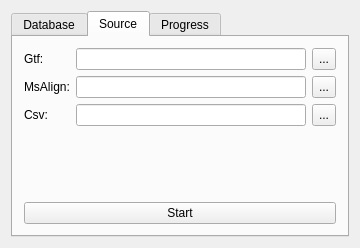
Above: snowmainwnd.ui from penguin806/BEYONDGBrowseDatabaseImport before the change. Below: the same form after it.
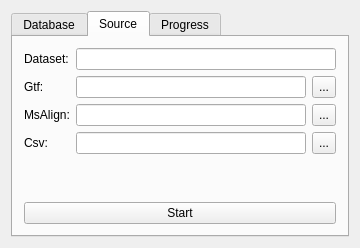
That is the form after the change. The open tabs and pages were chosen to show the change.

```diff
--- a/snowmainwnd.ui
+++ b/snowmainwnd.ui
@@ -138,13 +138,25 @@
       <attribute name="title">
        <string>Source</string>
       </attribute>
-      <layout class="QHBoxLayout" name="horizontalLayout_5">
+      <layout class="QVBoxLayout" name="verticalLayout">
        <item>
         <layout class="QGridLayout" name="gridLayout_2">
-         <item row="1" column="1">
-          <widget class="QLineEdit" name="lineEdit_Source_MsAlign"/>
-         </item>
          <item row="0" column="0">
+          <widget class="QLabel" name="label_13">
+           <property name="font">
+            <font>
+             <pointsize>9</pointsize>
+            </font>
+           </property>
+           <property name="text">
+            <string>Dataset:</string>
+           </property>
+          </widget>
+         </item>
+         <item row="0" column="1" colspan="2">
+          <widget class="QLineEdit" name="lineEdit_Source_Dataset"/>
+         </item>
+         <item row="1" column="0">
           <widget class="QLabel" name="label_12">
            <property name="font">
             <font>
@@ -156,10 +168,23 @@
            </property>
           </widget>
          </item>
-         <item row="2" column="1">
-          <widget class="QLineEdit" name="lineEdit_Source_Csv"/>
+         <item row="1" column="1">
+          <widget class="QLineEdit" name="lineEdit_Source_Gtf"/>
          </item>
-         <item row="1" column="0">
+         <item row="1" column="2">
+          <widget class="QToolButton" name="toolButton_Source_Gtf">
+           <property name="sizePolicy">
+            <sizepolicy hsizetype="Fixed" vsizetype="Preferred">
+             <horstretch>0</horstretch>
+             <verstretch>0</verstretch>
+            </sizepolicy>
+           </property>
+           <property name="text">
+            <string>...</string>
+           </property>
+          </widget>
+         </item>
+         <item row="2" column="0">
           <widget class="QLabel" name="label_10">
            <property name="font">
             <font>
@@ -171,26 +196,23 @@
            </property>
           </widget>
          </item>
-         <item row="0" column="1">
-          <widget class="QLineEdit" name="lineEdit_Source_Gtf"/>
+         <item row="2" column="1">
+          <widget class="QLineEdit" name="lineEdit_Source_MsAlign"/>
          </item>
-         <item row="3" column="1">
-          <spacer name="verticalSpacer_2">
-           <property name="orientation">
-            <enum>Qt::Vertical</enum>
+         <item row="2" column="2">
+          <widget class="QToolButton" name="toolButton_Source_MsAlign">
+           <property name="sizePolicy">
+            <sizepolicy hsizetype="Fixed" vsizetype="Preferred">
+             <horstretch>0</horstretch>
+             <verstretch>0</verstretch>
+            </sizepolicy>
            </property>
-           <property name="sizeType">
-            <enum>QSizePolicy::Expanding</enum>
+           <property name="text">
+            <string>...</string>
            </property>
-           <property name="sizeHint" stdset="0">
-            <size>
-             <width>20</width>
-             <height>40</height>
-            </size>
-           </property>
-          </spacer>
+          </widget>
          </item>
-         <item row="2" column="0">
+         <item row="3" column="0">
           <widget class="QLabel" name="label_11">
            <property name="font">
             <font>
@@ -202,33 +224,10 @@
            </property>
           </widget>
          </item>
-         <item row="0" column="2">
-          <widget class="QToolButton" name="toolButton_Source_Gtf">
-           <property name="sizePolicy">
-            <sizepolicy hsizetype="Fixed" vsizetype="Preferred">
-             <horstretch>0</horstretch>
-             <verstretch>0</verstretch>
-            </sizepolicy>
-           </property>
-           <property name="text">
-            <string>...</string>
-           </property>
-          </widget>
+         <item row="3" column="1">
+          <widget class="QLineEdit" name="lineEdit_Source_Csv"/>
          </item>
-         <item row="1" column="2">
-          <widget class="QToolButton" name="toolButton_Source_MsAlign">
-           <property name="sizePolicy">
-            <sizepolicy hsizetype="Fixed" vsizetype="Preferred">
-             <horstretch>0</horstretch>
-             <verstretch>0</verstretch>
-            </sizepolicy>
-           </property>
-           <property name="text">
-            <string>...</string>
-           </property>
-          </widget>
-         </item>
-         <item row="2" column="2">
+         <item row="3" column="2">
           <widget class="QToolButton" name="toolButton_Source_Csv">
            <property name="sizePolicy">
             <sizepolicy hsizetype="Fixed" vsizetype="Preferred">
@@ -241,7 +240,23 @@
            </property>
           </widget>
          </item>
-         <item row="4" column="0" colspan="3">
+         <item row="4" column="1">
+          <spacer name="verticalSpacer_2">
+           <property name="orientation">
+            <enum>Qt::Vertical</enum>
+           </property>
+           <property name="sizeType">
+            <enum>QSizePolicy::Expanding</enum>
+           </property>
+           <property name="sizeHint" stdset="0">
+            <size>
+             <width>20</width>
+             <height>40</height>
+            </size>
+           </property>
+          </spacer>
+         </item>
+         <item row="5" column="0" colspan="3">
           <widget class="QPushButton" name="pushButton_Source_Start">
            <property name="text">
             <string>Start</string>
```
Left out of the diff: 3 changed lines with no effect on the pictures.
